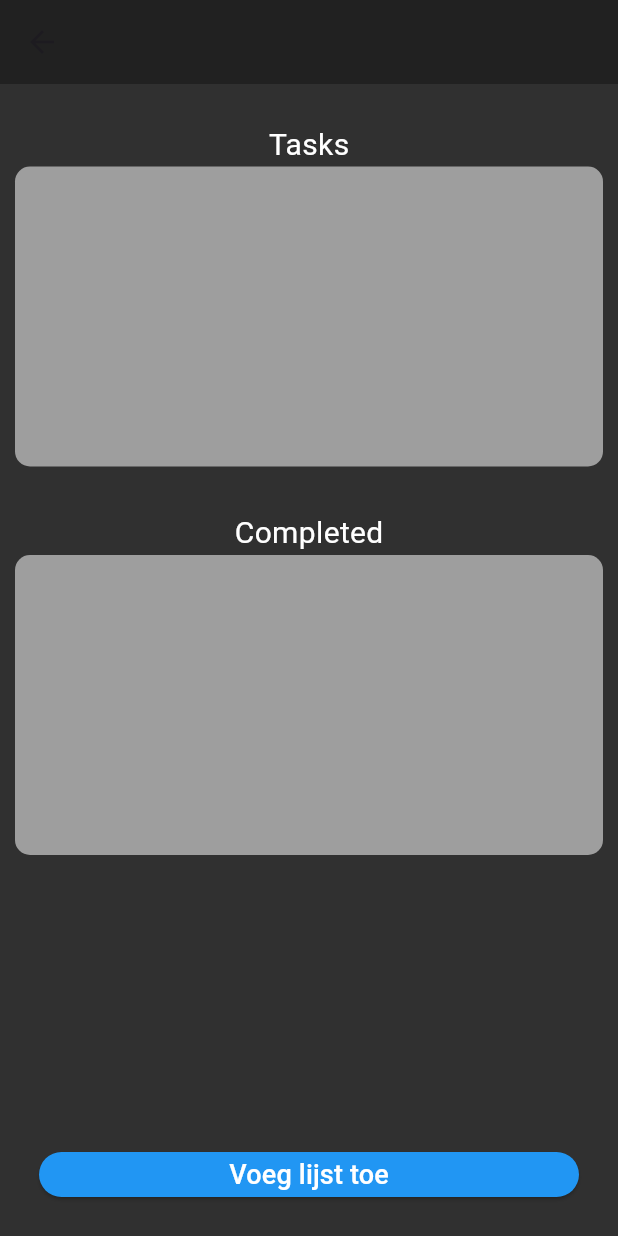
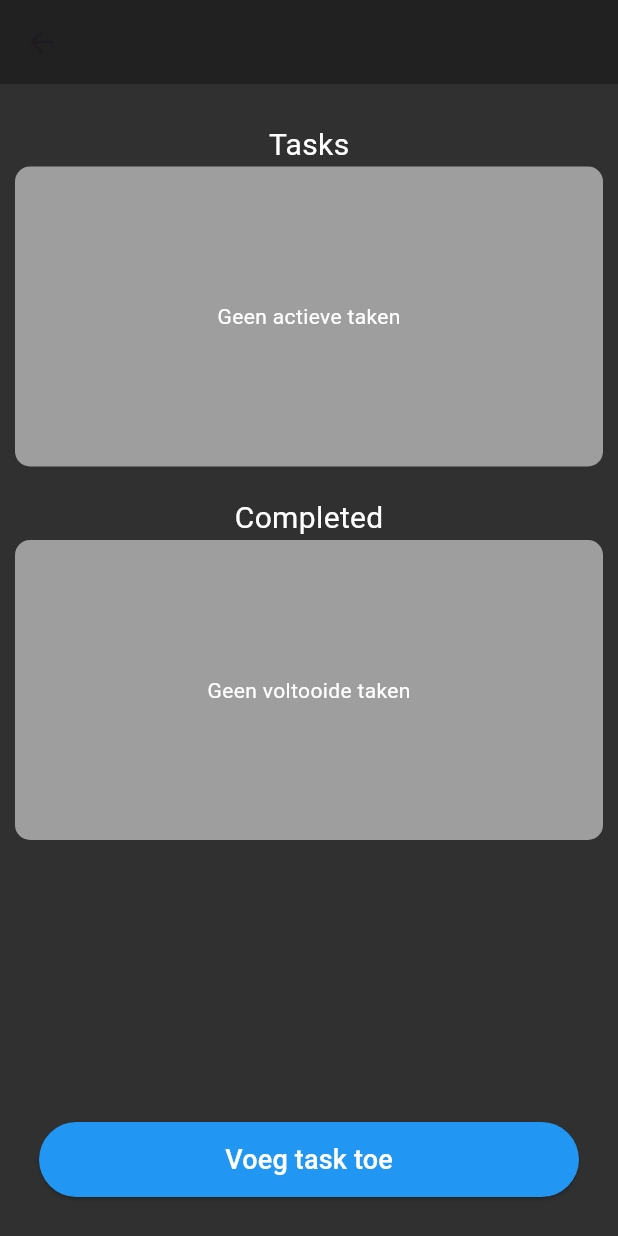
Before and after one commit to VinceDriesen/todoApp, a Flutter app: the TasksView screen opened directly with empty values, on a phone screen of 412 x 824 dp. Run offline on Flutter 3.47's test engine with Material 3 defaults, Android fonts, the phone set to English and light mode, and no system bars; our stand-ins replace sqflite, sqflite_common_ffi; accounts and stored records are empty.

Commit message:
pff, kga opnieuw beginnen, want snap eig ni zo goed wat ik doe...

```diff
--- a/lib/views/tasks_screen.dart
+++ b/lib/views/tasks_screen.dart
@@ -1,5 +1,3 @@
-import 'dart:ffi';
-
 import 'package:flutter/material.dart';
 import '../data/dao/todolist_dao.dart';
 import '../data/models/todoList.dart';
@@ -12,9 +10,8 @@ class TasksView extends StatelessWidget {
 
   @override
   Widget build(BuildContext context) {
-    TaskDao dao = TaskDao();
-    print("yeet");
-    print(todoList.name);
+    final TaskDao dao = TaskDao();
+
     return Scaffold(
       backgroundColor: Colors.grey[850],
       appBar: AppBar(
@@ -39,26 +36,26 @@ class TasksView extends StatelessWidget {
                       'Tasks',
                       style: TextStyle(
                         color: Colors.white,
-                          fontSize: 20
+                        fontSize: 20,
                       ),
                     ),
                   ),
-                  TasksList(taskDao: dao, list: todoList,),
-                  const SizedBox(height: 30),
+                  TasksList(taskDao: dao, list: todoList),
+                  const SizedBox(height: 20),
                   const Center(
                     child: Text(
                       'Completed',
                       style: TextStyle(
                         color: Colors.white,
-                          fontSize: 20
+                        fontSize: 20,
                       ),
                     ),
                   ),
-                  const CompletedList(),
+                  CompletedList(taskDao: dao, list: todoList),
                 ],
               ),
             ),
-            const TodoButton(), // knop staat nu echt onderaan en full-width
+            TodoButton(taskDao: dao, list: todoList),
           ],
         ),
       ),
@@ -69,37 +66,111 @@ class TasksView extends StatelessWidget {
 class TasksList extends StatelessWidget {
   final TaskDao taskDao;
   final TodoList list;
+
   const TasksList({super.key, required this.taskDao, required this.list});
-
 
   @override
   Widget build(BuildContext context) {
+    return FutureBuilder<List<Task>>(
+      future: taskDao.getTasksByList(list.id!),
+      builder: (context, snapshot) {
+        if (snapshot.connectionState == ConnectionState.waiting) {
+          return const Center(child: CircularProgressIndicator());
+        } else if (snapshot.hasError) {
+          return Text(
+            "Fout bij laden: ${snapshot.error}",
+            style: const TextStyle(color: Colors.red),
+          );
+        }
+
+        final tasks = snapshot.data?.where((t) => !t.isDone).toList() ?? [];
+
+        if (tasks.isEmpty) {
           return Container(
             height: 200,
             decoration: BoxDecoration(
               color: Colors.grey[500],
               borderRadius: BorderRadius.circular(10),
             ),
+            child: const Center(
+              child: Text(
+                'Geen actieve taken',
+                style: TextStyle(color: Colors.white),
+              ),
+            ),
           );
         }
-}
 
-class CompletedList extends StatelessWidget {
-  const CompletedList({super.key});
-  @override
-  Widget build(BuildContext context) {
         return Container(
           height: 200,
           decoration: BoxDecoration(
             color: Colors.grey[500],
             borderRadius: BorderRadius.circular(10),
           ),
+          child: ListView.builder(
+            itemCount: tasks.length,
+            itemBuilder: (context, index) {
+              final task = tasks[index];
+              return ListTile(
+                title: Text(task.title, style: const TextStyle(color: Colors.white)),
+                subtitle: task.description.isNotEmpty
+                    ? Text(task.description, style: const TextStyle(color: Colors.white70))
+                    : null,
+              );
+            },
+          ),
+        );
+      },
+    );
+  }
+}
+
+class CompletedList extends StatelessWidget {
+  final TaskDao taskDao;
+  final TodoList list;
+
+  const CompletedList({super.key, required this.taskDao, required this.list});
+
+  @override
+  Widget build(BuildContext context) {
+    return FutureBuilder<List<Task>>(
+      future: taskDao.getTasksByList(list.id!),
+      builder: (context, snapshot) {
+        if (!snapshot.hasData) return const SizedBox.shrink();
+
+        final tasks = snapshot.data?.where((t) => t.isDone).toList() ?? [];
+
+        return Container(
+          height: 200,
+          decoration: BoxDecoration(
+            color: Colors.grey[500],
+            borderRadius: BorderRadius.circular(10),
+          ),
+          child: tasks.isEmpty
+              ? const Center(child: Text('Geen voltooide taken', style: TextStyle(color: Colors.white)))
+              : ListView.builder(
+            itemCount: tasks.length,
+            itemBuilder: (context, index) {
+              final task = tasks[index];
+              return ListTile(
+                title: Text(task.title, style: const TextStyle(color: Colors.white)),
+                subtitle: task.description.isNotEmpty
+                    ? Text(task.description, style: const TextStyle(color: Colors.white70))
+                    : null,
+              );
+            },
+          ),
+        );
+      },
     );
   }
 }
 
 class TodoButton extends StatelessWidget {
-  const TodoButton({super.key});
+  final TaskDao taskDao;
+  final TodoList list;
+
+  const TodoButton({super.key, required this.taskDao, required this.list});
 
   @override
   Widget build(BuildContext context) {
@@ -107,21 +178,104 @@ class TodoButton extends StatelessWidget {
       padding: const EdgeInsets.all(16.0),
       child: SizedBox(
         width: double.infinity,
-        height: 30,
+        height: 50,
         child: ElevatedButton(
-          onPressed: () => (),
-          style: ElevatedButton.styleFrom(
-            backgroundColor: Colors.blue,
-          ),
+          onPressed: () => openDialog(context, taskDao, list),
+          style: ElevatedButton.styleFrom(backgroundColor: Colors.blue),
           child: const Text(
-            "Voeg lijst toe",
-            style: TextStyle(
-              color: Colors.white,
-              fontSize: 18,
-            ),
+            "Voeg task toe",
+            style: TextStyle(color: Colors.white, fontSize: 18),
           ),
         ),
       ),
     );
   }
+
+  Future<void> openDialog(BuildContext context, TaskDao taskDao, TodoList list) async {
+    final TextEditingController titleController = TextEditingController();
+    final TextEditingController descriptionController = TextEditingController();
+    DateTime? selectedDate;
+
+    return showDialog(
+      context: context,
+      builder: (context) => StatefulBuilder(
+        builder: (context, setState) => AlertDialog(
+          title: const Text('Nieuwe task toevoegen'),
+          content: SingleChildScrollView(
+            child: Column(
+              mainAxisSize: MainAxisSize.min,
+              children: [
+                TextField(
+                  controller: titleController,
+                  decoration: const InputDecoration(labelText: 'Titel', hintText: 'Voer titel in'),
+                ),
+                const SizedBox(height: 10),
+                Row(
+                  children: [
+                    Expanded(
+                      child: Text(
+                        selectedDate != null
+                            ? "${selectedDate!.day}-${selectedDate!.month}-${selectedDate!.year}"
+                            : "Kies een datum",
+                      ),
+                    ),
+                    TextButton(
+                      onPressed: () async {
+                        final date = await showDatePicker(
+                          context: context,
+                          initialDate: DateTime.now(),
+                          firstDate: DateTime(2000),
+                          lastDate: DateTime(2100),
+                        );
+                        if (date != null) setState(() => selectedDate = date);
+                      },
+                      child: const Text("Selecteer"),
+                    ),
+                  ],
+                ),
+                const SizedBox(height: 10),
+                TextField(
+                  controller: descriptionController,
+                  maxLines: 3,
+                  decoration: const InputDecoration(
+                    labelText: 'Beschrijving',
+                    hintText: 'Voer beschrijving in',
+                  ),
+                ),
+              ],
+            ),
+          ),
+          actions: [
+            TextButton(onPressed: () => Navigator.of(context).pop(), child: const Text('Annuleer')),
+            TextButton(
+              onPressed: () async {
+                final title = titleController.text.trim();
+                final description = descriptionController.text.trim();
+
+                if (title.isNotEmpty && selectedDate != null) {
+                  final task = Task(
+                    title: title,
+                    description: description,
+                    dueDate: selectedDate!,
+                    listId: list.id!,
+                  );
+                  await taskDao.insertTask(task);
+
+                  Navigator.of(context).pop();
+                  ScaffoldMessenger.of(context).showSnackBar(
+                    SnackBar(content: Text("Task '$title' toegevoegd!")),
+                  );
+                } else {
+                  ScaffoldMessenger.of(context).showSnackBar(
+                    const SnackBar(content: Text("Vul alle velden in!")),
+                  );
                 }
+              },
+              child: const Text('Toevoegen'),
+            ),
+          ],
+        ),
+      ),
+    );
+  }
+}
```
Also changed, not shown: lib/views/todolist_maken.dart (deleted, +0 -78 lines). Lines whose indentation alone changed are shown as unchanged.
